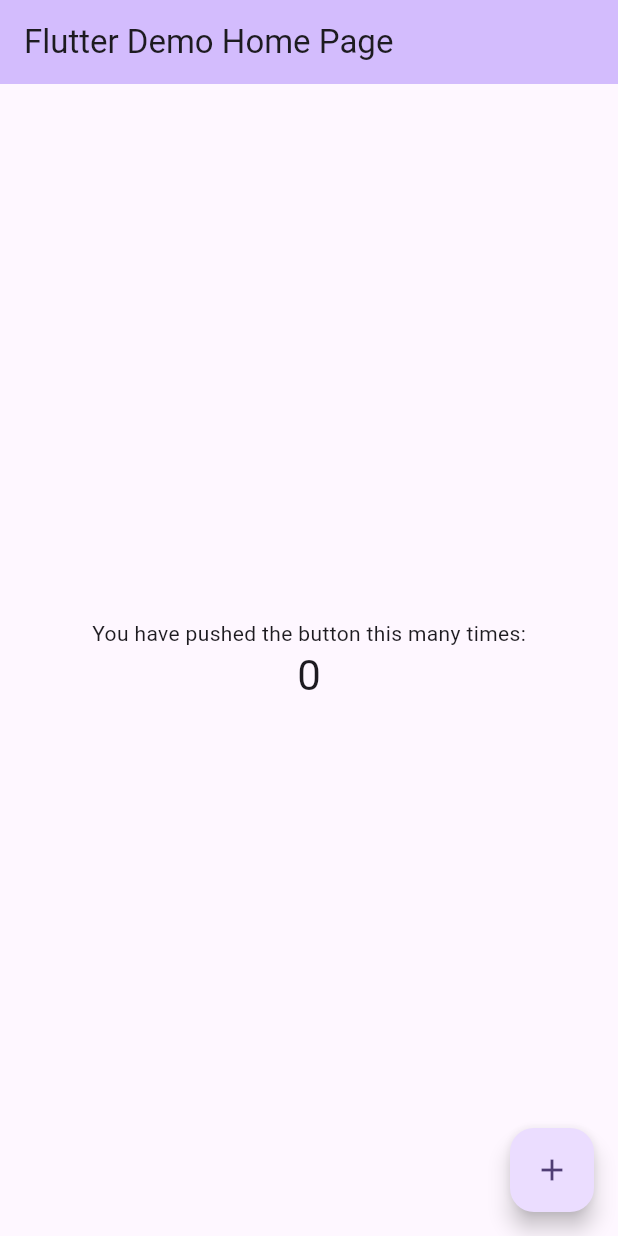
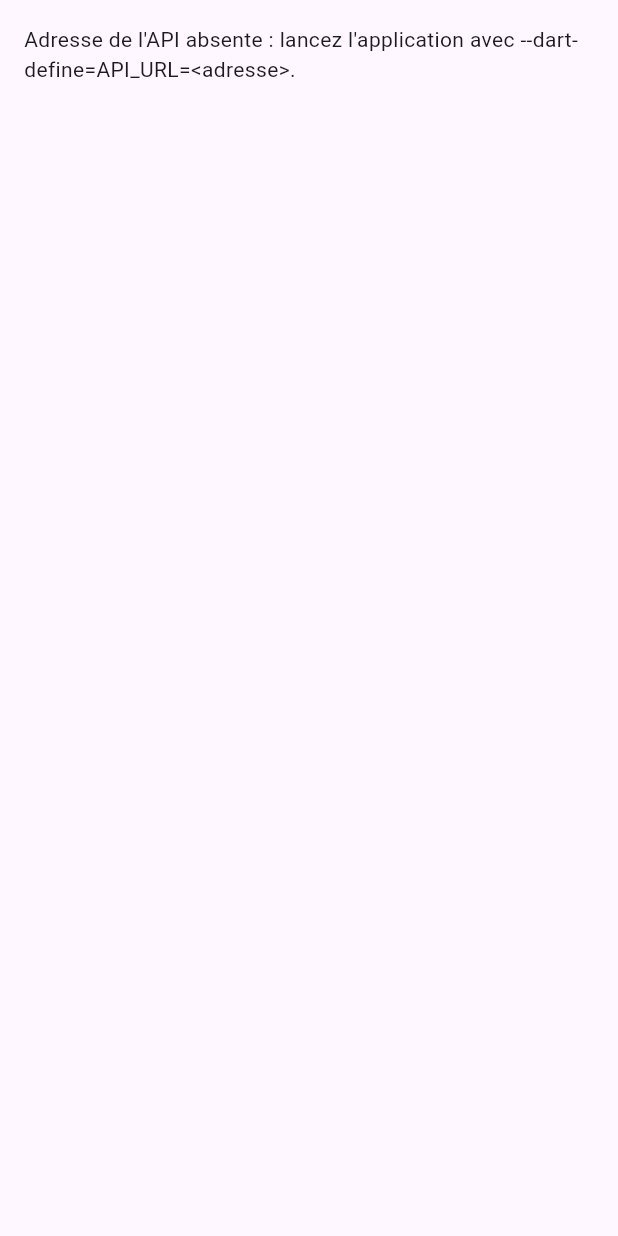
Before and after one commit to KABORE-c-elie/LaafiCare, a Flutter app: the screen it shows after launch, on a phone screen of 412 x 824 dp. Run offline on Flutter 3.47's test engine with Material 3 defaults, Android fonts, the phone set to English and light mode, and no system bars; our stand-ins replace flutter_secure_storage, flutter_svg, go_router; generated files the repository leaves out were written again.

Commit message:
Mobile : point d'entrée (main.dart) et test de démarrage
Configuration lue au lancement (écran d'explication si l'adresse est
refusée), services branchés, lecture de la session pendant le démarrage
(erreur imprévue : état « déconnecté », erreur signalée), MaterialApp.router
avec thème et traductions, bandeau DEBUG masqué. Le test du compteur de
flutter create est remplacé (2 tests).

```diff
--- a/mobile/lib/main.dart
+++ b/mobile/lib/main.dart
@@ -1,122 +1,98 @@
+import 'dart:async';
+
 import 'package:flutter/material.dart';
+import 'package:go_router/go_router.dart';
+import 'package:http/http.dart' as http;
+
+import 'config/configuration.dart';
+import 'data/repositories/auth_repository.dart';
+import 'data/services/client_api.dart';
+import 'data/services/gestionnaire_session.dart';
+import 'data/services/stockage_jeton.dart';
+import 'l10n/app_localizations.dart';
+import 'routing/routeur.dart';
+import 'ui/core/theme/theme_laaficare.dart';
 
 void main() {
-  runApp(const MyApp());
+  // Le stockage sécurisé passe par des canaux de plateforme : le moteur doit
+  // être prêt avant la première lecture.
+  WidgetsFlutterBinding.ensureInitialized();
+
+  final Configuration configuration;
+  try {
+    configuration = Configuration.charger();
+  } on ErreurConfiguration catch (erreur) {
+    // Adresse de l'API absente ou refusée (ex. http en version publiée) :
+    // l'application ne démarre pas, et dit pourquoi.
+    runApp(_ErreurDemarrage(erreur.message));
+    return;
+  }
+
+  final client =
+      ClientApi(configuration: configuration, client: http.Client());
+  final auth = AuthRepository(
+    client: client,
+    session: GestionnaireSession(client: client, stockage: StockageJeton()),
+  );
+  runApp(ApplicationLaafiCare(auth: auth));
+  // Lecture de la session pendant l'écran de démarrage : le routeur quitte
+  // « / » dès que l'état est connu (refreshListenable). En cas d'erreur
+  // imprévue, l'état passe à « déconnecté » (AuthRepository.initialiser).
+  unawaited(auth.initialiser());
 }
 
-class MyApp extends StatelessWidget {
-  const MyApp({super.key});
+class ApplicationLaafiCare extends StatefulWidget {
+  const ApplicationLaafiCare({super.key, required this.auth});
 
-  // This widget is the root of your application.
+  final AuthRepository auth;
+
   @override
-  Widget build(BuildContext context) {
-    return MaterialApp(
-      title: 'Flutter Demo',
-      theme: ThemeData(
-        // This is the theme of your application.
-        //
-        // TRY THIS: Try running your application with "flutter run". You'll see
-        // the application has a purple toolbar. Then, without quitting the app,
-        // try changing the seedColor in the colorScheme below to Colors.green
-        // and then invoke "hot reload" (save your changes or press the "hot
-        // reload" button in a Flutter-supported IDE, or press "r" if you used
-        // the command line to start the app).
-        //
-        // Notice that the counter didn't reset back to zero; the application
-        // state is not lost during the reload. To reset the state, use hot
-        // restart instead.
-        //
-        // This works for code too, not just values: Most code changes can be
-        // tested with just a hot reload.
-        colorScheme: .fromSeed(seedColor: Colors.deepPurple),
-      ),
-      home: const MyHomePage(title: 'Flutter Demo Home Page'),
-    );
-  }
+  State<ApplicationLaafiCare> createState() => _ApplicationLaafiCareState();
 }
 
-class MyHomePage extends StatefulWidget {
-  const MyHomePage({super.key, required this.title});
-
-  // This widget is the home page of your application. It is stateful, meaning
-  // that it has a State object (defined below) that contains fields that affect
-  // how it looks.
-
-  // This class is the configuration for the state. It holds the values (in this
-  // case the title) provided by the parent (in this case the App widget) and
-  // used by the build method of the State. Fields in a Widget subclass are
-  // always marked "final".
-
-  final String title;
+class _ApplicationLaafiCareState extends State<ApplicationLaafiCare> {
+  // Créé une seule fois : recréer le GoRouter à chaque reconstruction
+  // perdrait la pile des pages.
+  late final GoRouter _routeur = creerRouteur(widget.auth);
 
   @override
-  State<MyHomePage> createState() => _MyHomePageState();
-}
-
-class _MyHomePageState extends State<MyHomePage> {
-  int _counter = 0;
-
-  void _incrementCounter() {
-    setState(() {
-      // This call to setState tells the Flutter framework that something has
-      // changed in this State, which causes it to rerun the build method below
-      // so that the display can reflect the updated values. If we changed
-      // _counter without calling setState(), then the build method would not be
-      // called again, and so nothing would appear to happen.
-      _counter++;
-    });
+  void dispose() {
+    _routeur.dispose();
+    super.dispose();
   }
 
   @override
-  Widget build(BuildContext context) {
-    // This method is rerun every time setState is called, for instance as done
-    // by the _incrementCounter method above.
-    //
-    // The Flutter framework has been optimized to make rerunning build methods
-    // fast, so that you can just rebuild anything that needs updating rather
-    // than having to individually change instances of widgets.
-    return Scaffold(
-      appBar: AppBar(
-        // TRY THIS: Try changing the color here to a specific color (to
-        // Colors.amber, perhaps?) and trigger a hot reload to see the AppBar
-        // change color while the other colors stay the same.
-        backgroundColor: Theme.of(context).colorScheme.inversePrimary,
-        // Here we take the value from the MyHomePage object that was created by
-        // the App.build method, and use it to set our appbar title.
-        title: Text(widget.title),
-      ),
-      body: Center(
-        // Center is a layout widget. It takes a single child and positions it
-        // in the middle of the parent.
-        child: Column(
-          // Column is also a layout widget. It takes a list of children and
-          // arranges them vertically. By default, it sizes itself to fit its
-          // children horizontally, and tries to be as tall as its parent.
-          //
-          // Column has various properties to control how it sizes itself and
-          // how it positions its children. Here we use mainAxisAlignment to
-          // center the children vertically; the main axis here is the vertical
-          // axis because Columns are vertical (the cross axis would be
-          // horizontal).
-          //
-          // TRY THIS: Invoke "debug painting" (choose the "Toggle Debug Paint"
-          // action in the IDE, or press "p" in the console), to see the
-          // wireframe for each widget.
-          mainAxisAlignment: .center,
-          children: [
-            const Text('You have pushed the button this many times:'),
-            Text(
-              '$_counter',
-              style: Theme.of(context).textTheme.headlineMedium,
+  Widget build(BuildContext context) => MaterialApp.router(
+        routerConfig: _routeur,
+        onGenerateTitle: (context) => Textes.of(context).nomApplication,
+        theme: ThemeLaafiCare.clair,
+        localizationsDelegates: Textes.localizationsDelegates,
+        supportedLocales: Textes.supportedLocales,
+        // Bandeau « DEBUG » masqué. Doc de
+        // MaterialApp.debugShowCheckedModeBanner : « This is on by default
+        // (in debug mode), to turn it off, set the constructor argument to
+        // false. » ; « In release mode this has no effect. »
+        debugShowCheckedModeBanner: false,
+      );
+}
+
+/// Configuration inutilisable : message pour la personne qui a lancé
+/// l'application (développement), sans traduction ni thème.
+class _ErreurDemarrage extends StatelessWidget {
+  const _ErreurDemarrage(this.message);
+
+  final String message;
+
+  @override
+  Widget build(BuildContext context) => MaterialApp(
+        debugShowCheckedModeBanner: false,
+        home: Scaffold(
+          body: SafeArea(
+            child: Padding(
+              padding: const EdgeInsets.all(16),
+              child: Text(message),
             ),
-          ],
+          ),
         ),
-      ),
-      floatingActionButton: FloatingActionButton(
-        onPressed: _incrementCounter,
-        tooltip: 'Increment',
-        child: const Icon(Icons.add),
-      ),
-    );
-  }
+      );
 }
```
Also changed, not shown: mobile/lib/data/repositories/auth_repository.dart (+18 -3 lines), 1 other file.
